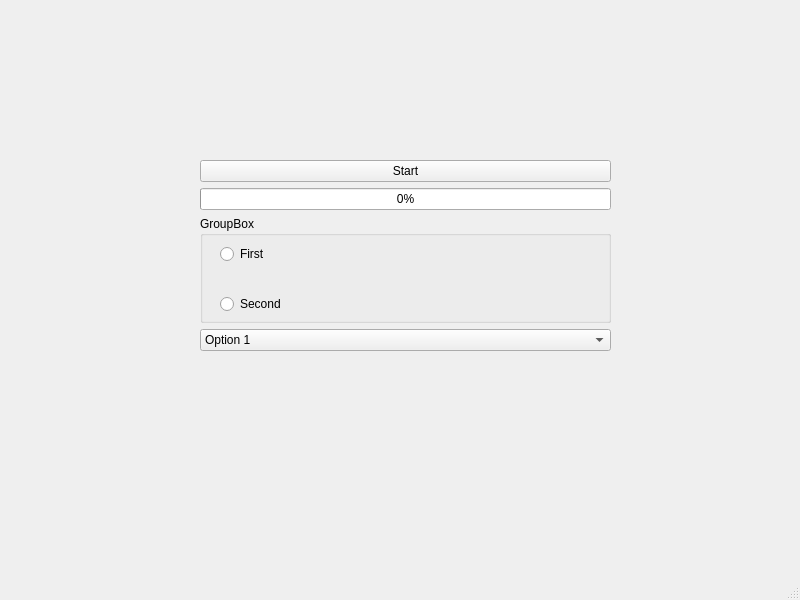
Qt form mainwindow.ui (GorbunovKirill/net-fourth) before a commit.
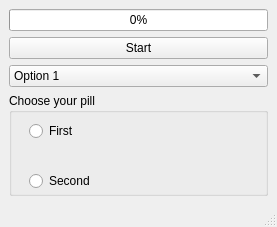
The same form after that commit.

Diff of the .ui file:
```diff
--- a/mainwindow.ui
+++ b/mainwindow.ui
@@ -6,34 +6,23 @@
    <rect>
     <x>0</x>
     <y>0</y>
-    <width>800</width>
-    <height>600</height>
+    <width>277</width>
+    <height>227</height>
    </rect>
   </property>
+  <property name="maximumSize">
+   <size>
+    <width>800</width>
+    <height>400</height>
+   </size>
+  </property>
   <property name="windowTitle">
    <string>MainWindow</string>
   </property>
   <widget class="QWidget" name="centralwidget">
-   <widget class="QWidget" name="verticalLayoutWidget">
-    <property name="geometry">
-     <rect>
-      <x>200</x>
-      <y>160</y>
-      <width>411</width>
-      <height>191</height>
-     </rect>
-    </property>
+   <layout class="QGridLayout" name="gridLayout">
+    <item row="0" column="0">
     <layout class="QVBoxLayout" name="verticalLayout">
-     <item>
-      <widget class="QPushButton" name="pushButton">
-       <property name="text">
-        <string>Start</string>
-       </property>
-       <property name="checkable">
-        <bool>true</bool>
-       </property>
-      </widget>
-     </item>
      <item>
       <widget class="QProgressBar" name="progressBar">
        <property name="maximum">
@@ -45,36 +34,13 @@
       </widget>
      </item>
      <item>
-      <widget class="QGroupBox" name="groupBox">
-       <property name="title">
-        <string>GroupBox</string>
-       </property>
-       <widget class="QRadioButton" name="radioButton1">
-        <property name="geometry">
-         <rect>
-          <x>20</x>
-          <y>30</y>
-          <width>68</width>
-          <height>16</height>
-         </rect>
-        </property>
+       <widget class="QPushButton" name="pushButton">
         <property name="text">
-         <string>First</string>
+         <string>Start</string>
         </property>
-       </widget>
-       <widget class="QRadioButton" name="radioButton2">
-        <property name="geometry">
-         <rect>
-          <x>20</x>
-          <y>80</y>
-          <width>68</width>
-          <height>16</height>
-         </rect>
+        <property name="checkable">
+         <bool>true</bool>
         </property>
-        <property name="text">
-         <string>Second</string>
-        </property>
-       </widget>
       </widget>
      </item>
      <item>
@@ -132,7 +98,129 @@
       </widget>
      </item>
     </layout>
-   </widget>
+    </item>
+    <item row="1" column="0">
+     <widget class="QGroupBox" name="groupbox">
+      <property name="enabled">
+       <bool>true</bool>
+      </property>
+      <property name="maximumSize">
+       <size>
+        <width>786</width>
+        <height>150</height>
+       </size>
+      </property>
+      <property name="palette">
+       <palette>
+        <active>
+         <colorrole role="Text">
+          <brush brushstyle="SolidPattern">
+           <color alpha="255">
+            <red>255</red>
+            <green>255</green>
+            <blue>127</blue>
+           </color>
+          </brush>
+         </colorrole>
+         <colorrole role="ButtonText">
+          <brush brushstyle="SolidPattern">
+           <color alpha="255">
+            <red>255</red>
+            <green>255</green>
+            <blue>127</blue>
+           </color>
+          </brush>
+         </colorrole>
+         <colorrole role="ToolTipText">
+          <brush brushstyle="SolidPattern">
+           <color alpha="255">
+            <red>255</red>
+            <green>255</green>
+            <blue>127</blue>
+           </color>
+          </brush>
+         </colorrole>
+        </active>
+        <inactive>
+         <colorrole role="Text">
+          <brush brushstyle="SolidPattern">
+           <color alpha="255">
+            <red>255</red>
+            <green>255</green>
+            <blue>127</blue>
+           </color>
+          </brush>
+         </colorrole>
+         <colorrole role="ButtonText">
+          <brush brushstyle="SolidPattern">
+           <color alpha="255">
+            <red>255</red>
+            <green>255</green>
+            <blue>127</blue>
+           </color>
+          </brush>
+         </colorrole>
+         <colorrole role="ToolTipText">
+          <brush brushstyle="SolidPattern">
+           <color alpha="255">
+            <red>255</red>
+            <green>255</green>
+            <blue>127</blue>
+           </color>
+          </brush>
+         </colorrole>
+        </inactive>
+        <disabled>
+         <colorrole role="ToolTipText">
+          <brush brushstyle="SolidPattern">
+           <color alpha="255">
+            <red>255</red>
+            <green>255</green>
+            <blue>127</blue>
+           </color>
+          </brush>
+         </colorrole>
+        </disabled>
+       </palette>
+      </property>
+      <property name="title">
+       <string>Choose your pill</string>
+      </property>
+      <property name="flat">
+       <bool>true</bool>
+      </property>
+      <property name="checkable">
+       <bool>false</bool>
+      </property>
+      <widget class="QRadioButton" name="radioButton1">
+       <property name="geometry">
+        <rect>
+         <x>20</x>
+         <y>30</y>
+         <width>68</width>
+         <height>16</height>
+        </rect>
+       </property>
+       <property name="text">
+        <string>First</string>
+       </property>
+      </widget>
+      <widget class="QRadioButton" name="radioButton2">
+       <property name="geometry">
+        <rect>
+         <x>20</x>
+         <y>80</y>
+         <width>68</width>
+         <height>16</height>
+        </rect>
+       </property>
+       <property name="text">
+        <string>Second</string>
+       </property>
+      </widget>
+     </widget>
+    </item>
+   </layout>
   </widget>
   <widget class="QMenuBar" name="menubar">
    <property name="geometry">
```
Left out of the diff: 4 changed lines with no effect on the pictures. Lines whose indentation alone changed are shown as unchanged.
